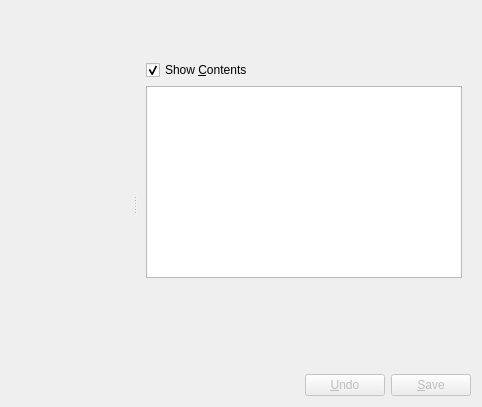
Qt form src/manager/walletwidget.ui (lucagasperini/KWalletManager) before a commit.
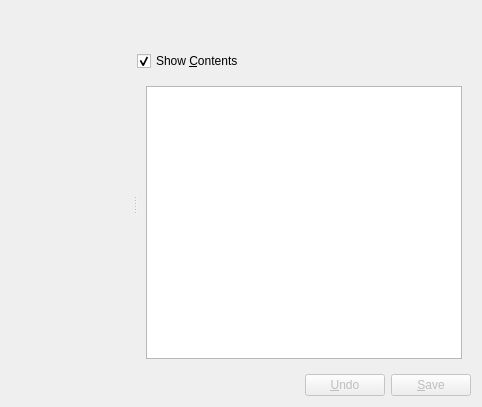
The same form after that commit. The open tabs and pages were chosen to show the change. Custom widgets are drawn as their Qt base class.

Patch:
```diff
--- a/src/manager/walletwidget.ui
+++ b/src/manager/walletwidget.ui
@@ -135,6 +135,16 @@
          </property>
         </widget>
        </item>
+       <item>
+        <widget class="QCheckBox" name="_showCheckBox">
+         <property name="text">
+          <string>Show &amp;Contents</string>
+         </property>
+         <property name="checked">
+          <bool>true</bool>
+         </property>
+        </widget>
+       </item>
        <item>
         <widget class="QStackedWidget" name="_entryStack">
          <property name="sizePolicy">
@@ -149,16 +159,6 @@
          <widget class="QWidget" name="page1"/>
          <widget class="QWidget" name="page2">
           <layout class="QVBoxLayout" name="verticalLayout_3">
-           <item>
-            <widget class="QCheckBox" name="_showPassword">
-             <property name="text">
-              <string>Show &amp;Contents</string>
-             </property>
-             <property name="checked">
-              <bool>true</bool>
-             </property>
-            </widget>
-           </item>
            <item>
             <widget class="QTextEdit" name="_passwordValue">
              <property name="font">
@@ -171,37 +171,17 @@
              </property>
             </widget>
            </item>
+          </layout>
+         </widget>
+         <widget class="QWidget" name="page3">
+          <layout class="QVBoxLayout" name="verticalLayout_5">
            <item>
-            <spacer name="verticalSpacer_2">
-             <property name="orientation">
-              <enum>Qt::Vertical</enum>
-             </property>
-             <property name="sizeType">
-              <enum>QSizePolicy::Expanding</enum>
-             </property>
-             <property name="sizeHint" stdset="0">
-              <size>
-               <width>20</width>
-               <height>0</height>
-              </size>
-             </property>
-            </spacer>
+            <widget class="KWMapEditor" name="_mapEditor" native="true"/>
            </item>
           </layout>
          </widget>
-         <widget class="QWidget" name="page3"/>
          <widget class="QWidget" name="binaryPage">
           <layout class="QVBoxLayout" name="verticalLayout">
-           <item>
-            <widget class="QCheckBox" name="_showBinary">
-             <property name="text">
-              <string>Show &amp;Contents</string>
-             </property>
-             <property name="checked">
-              <bool>true</bool>
-             </property>
-            </widget>
-           </item>
            <item>
             <widget class="KWHexView" name="_binaryView">
              <property name="sizePolicy">
@@ -305,6 +285,12 @@
    <extends>QPlainTextEdit</extends>
    <header>kwhexview.h</header>
   </customwidget>
+  <customwidget>
+   <class>KWMapEditor</class>
+   <extends>QWidget</extends>
+   <header>kwmapeditor.h</header>
+   <container>1</container>
+  </customwidget>
  </customwidgets>
  <includes>
   <include location="global">kiconloader.h</include>
```
Left out of the diff: 19 changed lines with no effect on the pictures.
